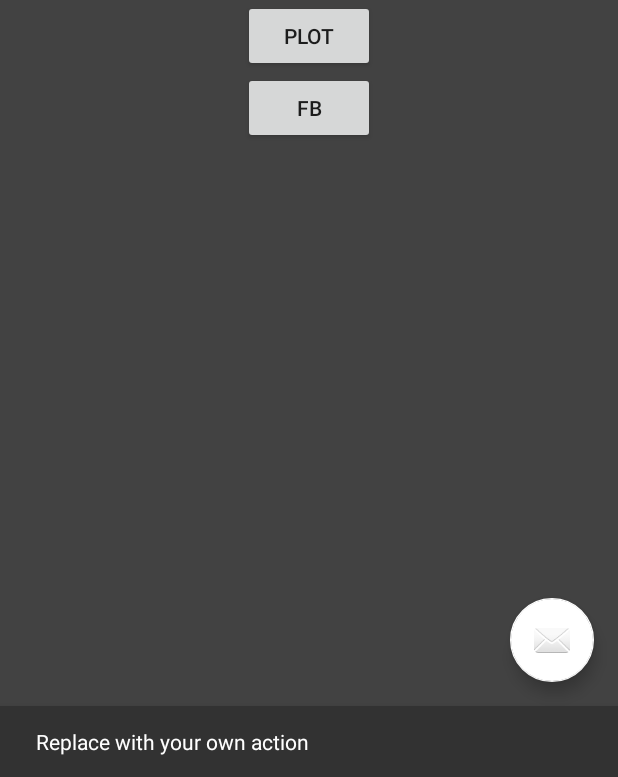
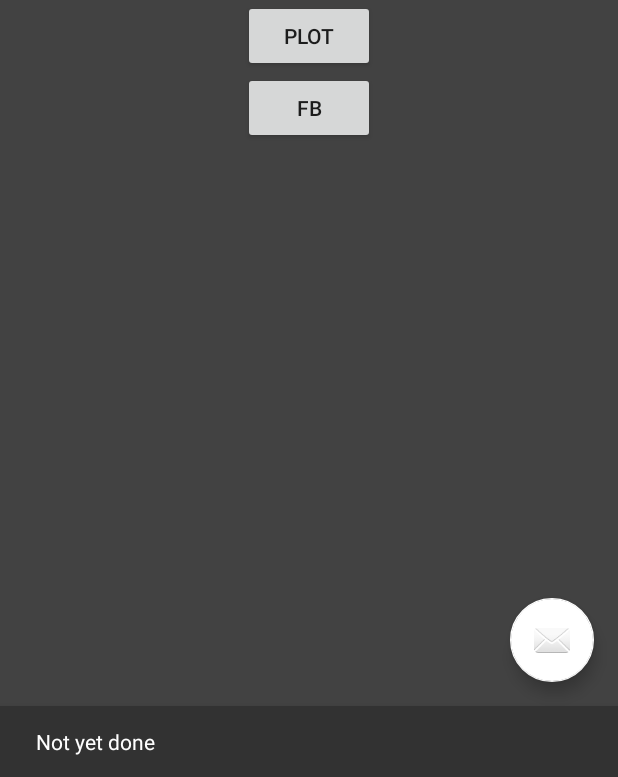
Before and after one commit to gnanasreekar/CEMS, an Android app: the screen it shows after launch once a user with an empty profile is signed in (MainActivity), after a tap on "PLOT", on a phone screen of 412 x 824 dp, the part 459-1236 px from its top. Run offline under Robolectric (Android 15) with nearby library versions, the phone set to English and light mode, and no system bars; our stand-ins replace Firebase (no records; nobody signed in at launch, a user with empty details on screens opened directly); 3 statements that could not run were skipped.

```diff
--- a/app/src/main/java/com/rgs/cems/MainActivity.java
+++ b/app/src/main/java/com/rgs/cems/MainActivity.java
@@ -220,7 +220,7 @@ public class MainActivity extends AppCompatActivity
     }
 
     public void plot(View view) {
-        Snackbar.make(view, "Replace with your own action", Snackbar.LENGTH_LONG)
+        Snackbar.make(view, "Not yet done", Snackbar.LENGTH_LONG)
                 .setAction("Action", null).show();
     }
 
```
